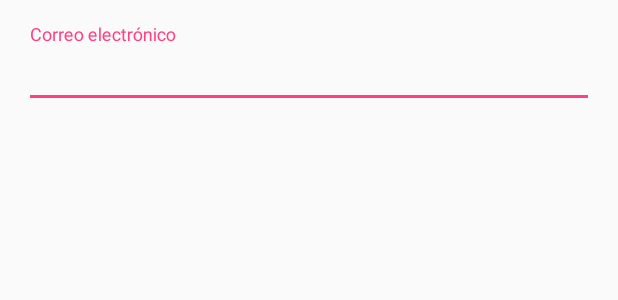
After one commit to Davids89/PayMe, an Android app: the layout fragment_deal.xml on its own in the app's theme, with its tools: preview values and no code run, on a phone screen of 412 x 824 dp. The commit adds this screen. Shown: the top 300 px of the screen. Run offline under Robolectric (Android 15) with nearby library versions, the phone set to English and light mode, and no system bars.

Commit message:
Adding fragment to add deal

```diff
--- a/app/build.gradle
+++ b/app/build.gradle
@@ -18,7 +18,7 @@ android {
         }
     }
 
-    packagingOptions{
+    packagingOptions {
         exclude 'META-INF/LICENSE'
         exclude 'META-INF/LICENSE-FIREBASE.txt'
         exclude 'META-INF/NOTICE'
@@ -27,7 +27,6 @@ android {
 
 dependencies {
     compile fileTree(dir: 'libs', include: ['*.jar'])
-    testCompile 'junit:junit:4.12'
 
     compile "com.android.support:recyclerview-v7:$rootProject.ext.supportLibraryVersion"
     compile "com.android.support:appcompat-v7:$rootProject.ext.supportLibraryVersion"
@@ -39,4 +38,6 @@ dependencies {
     compile "com.jakewharton:butterknife:$rootProject.ext.butterknifeVersion"
     compile "com.github.bumptech.glide:glide:$rootProject.ext.glideVersion"
     compile "org.greenrobot:eventbus:$rootProject.ext.eventbusVersion"
+    compile 'com.android.support:support-v4:23.4.0'
+    testCompile 'junit:junit:4.12'
 }
--- a/app/src/main/java/luque/david/androidchat/deals/DealsPresenter.java
+++ b/app/src/main/java/luque/david/androidchat/deals/DealsPresenter.java
@@ -6,4 +6,6 @@ package luque.david.androidchat.deals;
 
 public interface DealsPresenter {
     void signOff();
+    void addDeal();
+    void selectDeal();
 }
--- a/app/src/main/java/luque/david/androidchat/deals/ui/DealsView.java
+++ b/app/src/main/java/luque/david/androidchat/deals/ui/DealsView.java
@@ -5,4 +5,5 @@ package luque.david.androidchat.deals.ui;
  */
 
 public interface DealsView {
+    void selectDeal();
 }
--- /dev/null
+++ b/app/src/main/res/layout/fragment_deal.xml
@@ -0,0 +1,29 @@
+<FrameLayout xmlns:android="http://schemas.android.com/apk/res/android"
+    xmlns:tools="http://schemas.android.com/tools"
+    android:layout_width="match_parent"
+    android:layout_height="match_parent"
+    tools:context="luque.david.androidchat.addDeal.DealFragment">
+
+    <android.support.design.widget.TextInputLayout
+        android:id="@+id/wrapperEmail"
+        android:layout_width="match_parent"
+        android:layout_height="wrap_content"
+        android:layout_margin="@dimen/activity_horizontal_margin">
+
+        <EditText
+            android:layout_width="match_parent"
+            android:layout_height="wrap_content"
+            android:hint="@string/login.message.email"
+            android:inputType="textEmailAddress"
+            android:id="@+id/editTxtEmail"/>
+    </android.support.design.widget.TextInputLayout>
+
+    <ProgressBar
+        style="?android:attr/progressBarStyleLarge"
+        android:layout_width="wrap_content"
+        android:layout_height="wrap_content"
+        android:id="@+id/progressBar"
+        android:layout_gravity="center"
+        android:visibility="gone"/>
+
+</FrameLayout>
--- a/app/src/main/res/values/strings.xml
+++ b/app/src/main/res/values/strings.xml
@@ -11,4 +11,9 @@
     <string name="login.notice.message.signup">Usuario creado con éxito</string>
 
     <string name="deals.menu.action.signoff">Cerrar sesión</string>
+
+    <!-- TODO: Remove or change this placeholder text -->
+    <string name="adddeal.message.title">Añadir trato</string>
+    <string name="adddeal.message.add">Aceptar</string>
+    <string name="adddeal.message.cancel">Cancelar</string>
 </resources>
```
Also changed, not shown: app/src/main/java/luque/david/androidchat/addDeal/DealFragment.java (added, +61 -0 lines), app/src/main/java/luque/david/androidchat/deals/DealsPresenterImpl.java (+10 -0 lines), app/src/main/java/luque/david/androidchat/deals/ui/DealsActivity.java (+23 -2 lines).
